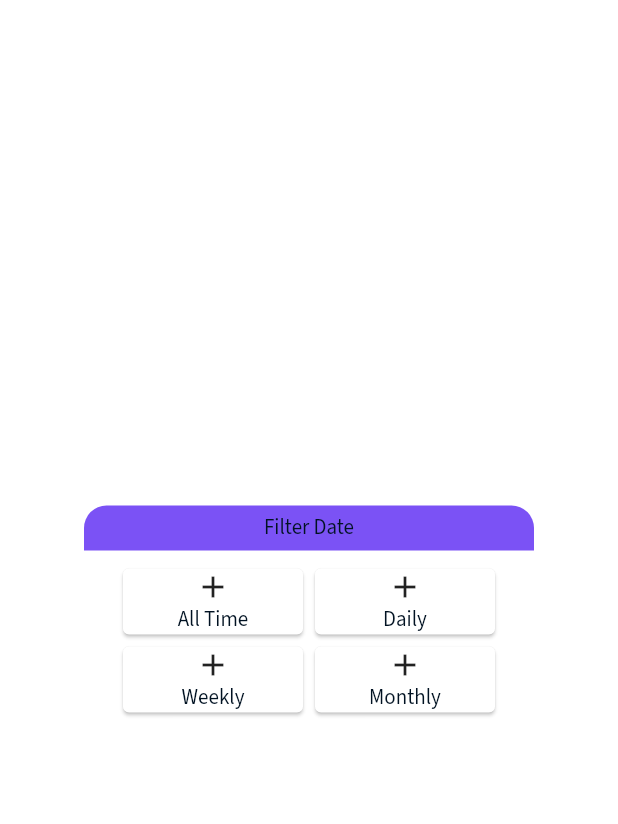
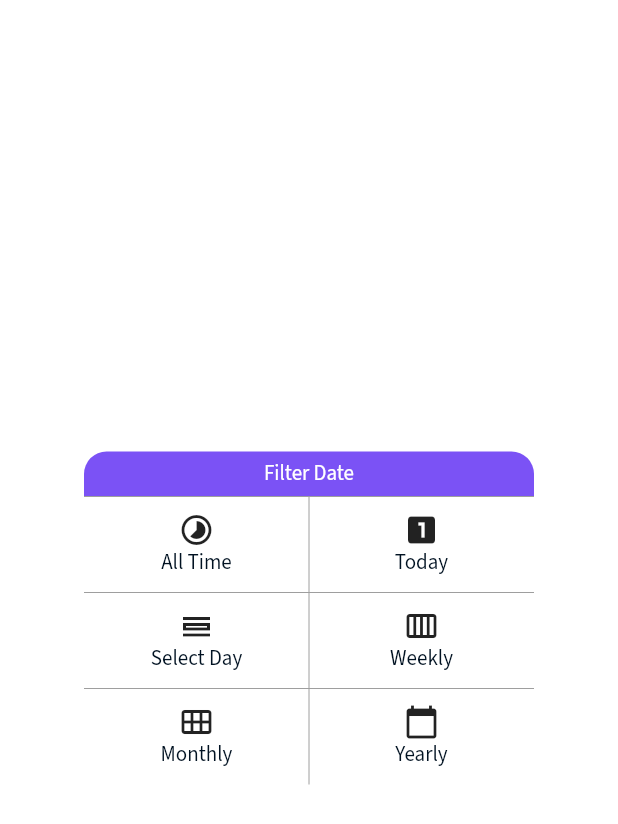
Before and after one commit to kbartiquel/flutter_money_manager, a Flutter app: the FilterDialog widget shown alone on an empty page, opened directly, on a phone screen of 412 x 824 dp. Shown: the top 824 px of the screen. Run offline on Flutter 3.47's test engine with Material 2 defaults, Android fonts, the phone set to English and light mode, and no system bars; our stand-ins replace flutter_svg, google_fonts; missing offline and left inert: objectdb.

Commit message:
design filter date

```diff
--- a/lib/widgets/filter_dialog.dart
+++ b/lib/widgets/filter_dialog.dart
@@ -32,7 +32,10 @@ class FilterDialog extends StatelessWidget {
         children: <Widget>[
           Container(
             child: const Center(
-              child: Text('Filter Date'),
+              child: Text(
+                'Filter Date',
+                style: TextStyle(color: Const.textColor2),
+              ),
             ),
             decoration: const BoxDecoration(
               shape: BoxShape.rectangle,
@@ -43,64 +46,147 @@ class FilterDialog extends StatelessWidget {
             width: double.infinity,
             height: 30,
           ),
-          Padding(
-            padding: const EdgeInsets.only(top: 8),
+          Container(
+            decoration: const BoxDecoration(
+                border: Border.symmetric(
+                    horizontal: BorderSide(width: 0, color: Colors.grey))),
+            padding: const EdgeInsets.only(left: 8, right: 8),
+            child: IntrinsicHeight(
               child: Row(
-              mainAxisAlignment: MainAxisAlignment.center,
+                mainAxisAlignment: MainAxisAlignment.spaceEvenly,
                 children: [
-                InkWell(
-                  onTap: (() {}),
-                  child: Card(
-                    child: SizedBox(
-                      width: 120,
+                  Expanded(
+                    child: GestureDetector(
+                      onTap: () {},
                       child: Column(
-                        children: const [Icon(Icons.add), Text('All Time')],
+                        children: const [
+                          SizedBox(
+                            height: 10,
+                          ),
+                          Icon(Icons.timelapse),
+                          Text('All Time'),
+                          SizedBox(
+                            height: 10,
+                          ),
+                        ],
                       ),
                     ),
                   ),
+                  const VerticalDivider(
+                    color: Colors.grey,
                   ),
-                InkWell(
-                  onTap: (() {}),
-                  child: Card(
-                    child: SizedBox(
-                      width: 120,
+                  Expanded(
+                    child: GestureDetector(
                       child: Column(
-                        children: const [Icon(Icons.add), Text('Daily')],
+                        children: const [
+                          SizedBox(
+                            height: 10,
                           ),
+                          Icon(Icons.looks_one),
+                          Text('Today'),
+                          SizedBox(
+                            height: 10,
+                          ),
+                        ],
                       ),
                     ),
                   ),
                 ],
               ),
             ),
-          Padding(
-            padding: const EdgeInsets.only(bottom: 8),
+          ),
+          Container(
+            decoration: const BoxDecoration(
+                border: Border.symmetric(
+                    horizontal: BorderSide(width: 0, color: Colors.grey))),
+            padding: const EdgeInsets.only(
+              right: 8,
+              left: 8,
+            ),
+            child: IntrinsicHeight(
               child: Row(
-              mainAxisAlignment: MainAxisAlignment.center,
+                mainAxisAlignment: MainAxisAlignment.spaceEvenly,
                 children: [
-                InkWell(
-                  onTap: (() {}),
-                  child: Card(
-                    child: SizedBox(
-                      width: 120,
+                  Expanded(
+                    child: GestureDetector(
                       child: Column(
-                        children: const [Icon(Icons.add), Text('Weekly')],
+                        children: const [
+                          SizedBox(
+                            height: 10,
+                          ),
+                          Icon(Icons.calendar_view_day_outlined),
+                          Text('Select Day'),
+                          SizedBox(
+                            height: 10,
+                          ),
+                        ],
                       ),
                     ),
                   ),
+                  const VerticalDivider(
+                    color: Colors.grey,
                   ),
-                InkWell(
-                  onTap: (() {}),
-                  child: Card(
-                    child: SizedBox(
-                      width: 120,
+                  Expanded(
+                    child: GestureDetector(
                       child: Column(
-                        children: const [Icon(Icons.add), Text('Monthly')],
+                        children: const [
+                          SizedBox(
+                            height: 10,
                           ),
+                          Icon(Icons.calendar_view_week),
+                          Text('Weekly'),
+                          SizedBox(
+                            height: 10,
+                          ),
+                        ],
                       ),
                     ),
                   ),
                 ],
+              ),
+            ),
+          ),
+          Padding(
+            padding: const EdgeInsets.only(right: 8, left: 8),
+            child: IntrinsicHeight(
+              child: Row(
+                mainAxisAlignment: MainAxisAlignment.spaceEvenly,
+                children: [
+                  Expanded(
+                    child: GestureDetector(
+                      child: Column(
+                        children: const [
+                          SizedBox(
+                            height: 10,
+                          ),
+                          Icon(Icons.calendar_view_month),
+                          Text('Monthly'),
+                          SizedBox(
+                            height: 10,
+                          ),
+                        ],
+                      ),
+                    ),
+                  ),
+                  const VerticalDivider(color: Colors.grey),
+                  Expanded(
+                    child: GestureDetector(
+                      child: Column(
+                        children: const [
+                          SizedBox(
+                            height: 10,
+                          ),
+                          Icon(Icons.calendar_today),
+                          Text('Yearly'),
+                          SizedBox(
+                            height: 10,
+                          ),
+                        ],
+                      ),
+                    ),
+                  ),
+                ],
+              ),
             ),
           ),
         ],
```
Lines whose indentation alone changed are shown as unchanged.
